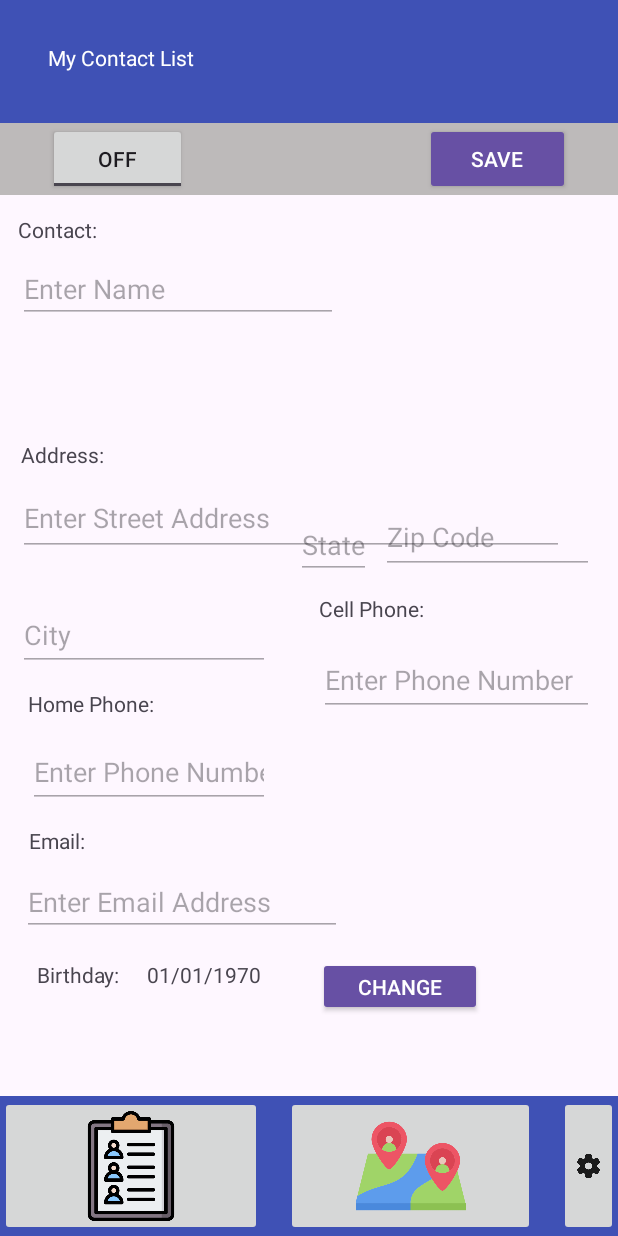
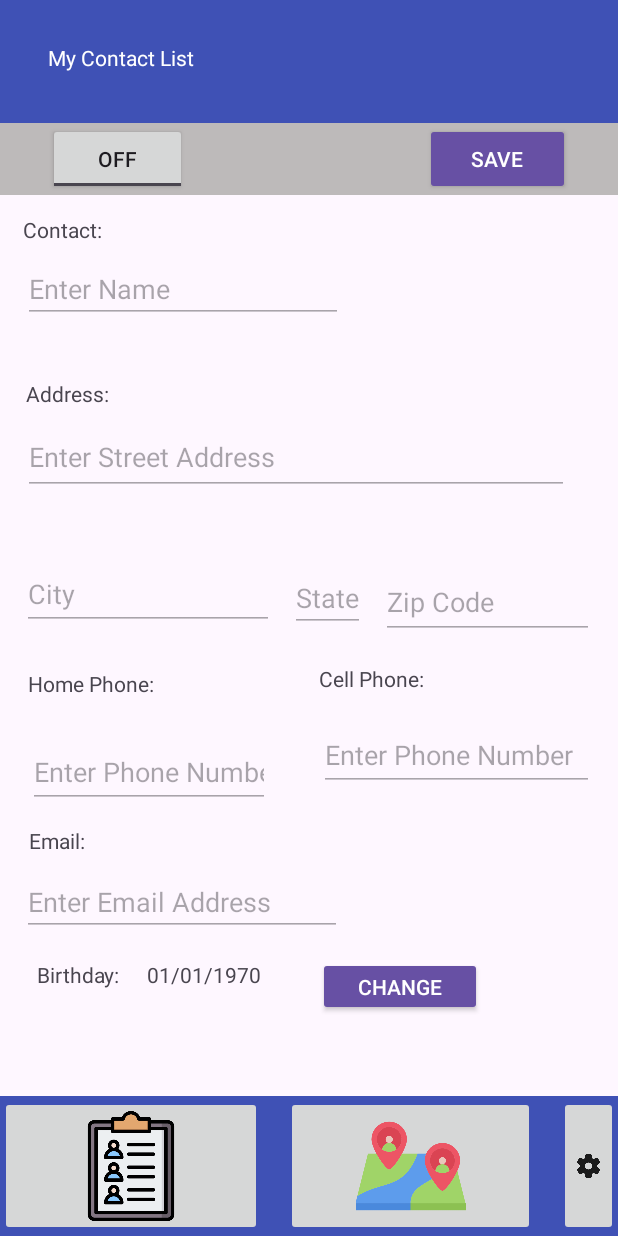
Before and after one commit to rockbeatspaper7/MOBILE-APP-CH-PROJECT, an Android app: the screen it shows after launch (MainActivity), on a phone screen of 412 x 824 dp. Run offline under Robolectric (Android 15) with nearby library versions, the light colour scheme and no system bars.

Commit message:
EVERYTHING WORKS (checked again) Also had to cleanup the layout

```diff
--- a/app/src/main/java/com/example/mycontactlist/ContactDataSource.java
+++ b/app/src/main/java/com/example/mycontactlist/ContactDataSource.java
@@ -78,7 +78,7 @@ public class ContactDataSource {
         return didSucceed;
     }
 
-    public int getLastContactID() {
+    public int getLastMarketID() {
         int lastId;
         try {
             String query = "Select MAX (_id) from contact";
--- a/app/src/main/java/com/example/mycontactlist/MainActivity.java
+++ b/app/src/main/java/com/example/mycontactlist/MainActivity.java
@@ -1,11 +1,6 @@
 package com.example.mycontactlist;
 
-import static java.util.TimeZone.getDefault;
-
-import android.app.DatePickerDialog;
 import android.content.Context;
-import android.preference.EditTextPreference;
-import android.telephony.PhoneNumberFormattingTextWatcher;
 import android.telephony.PhoneNumberUtils;
 import android.text.Editable;
 import android.text.TextWatcher;
@@ -241,7 +236,7 @@ public class MainActivity extends AppCompatActivity implements com.example.mycon
 
                     if (currentContact.getId() == -1) {
                         wasSuccessful = ds.insertContact(currentContact);
-                        int newId = ds.getLastContactID();
+                        int newId = ds.getLastMarketID();
                         currentContact.setId(newId);
                     }
                     else {
--- a/app/src/main/java/com/example/mycontactlist/SettingsActivity.java
+++ b/app/src/main/java/com/example/mycontactlist/SettingsActivity.java
@@ -28,6 +28,8 @@ public class SettingsActivity extends AppCompatActivity {
         initListButton();
         initMapButton();
         initSettingsButton();
+        initSettings();
+        initSortByClick();
     }
 
     protected void initListButton() {
--- a/app/src/main/res/layout/activity_main.xml
+++ b/app/src/main/res/layout/activity_main.xml
@@ -168,43 +168,41 @@
         android:ems="10"
         android:hint="Enter Street Address"
         android:inputType="textCapCharacters"
-        app:layout_constraintBottom_toTopOf="@+id/cityEdit"
-        app:layout_constraintEnd_toEndOf="@+id/zipcodeEdit"
-        app:layout_constraintHorizontal_bias="0.0"
-        app:layout_constraintStart_toStartOf="@+id/cityEdit"
-        app:layout_constraintTop_toBottomOf="@+id/contactEdit"
-        app:layout_constraintVertical_bias="0.781" />
+        app:layout_constraintBottom_toBottomOf="parent"
+        app:layout_constraintEnd_toEndOf="parent"
+        app:layout_constraintHorizontal_bias="0.319"
+        app:layout_constraintStart_toStartOf="parent"
+        app:layout_constraintTop_toTopOf="parent"
+        app:layout_constraintVertical_bias="0.362" />
 
     <EditText
         android:id="@+id/cityEdit"
         android:layout_width="168dp"
         android:layout_height="47dp"
-        android:layout_marginBottom="44dp"
         android:hint="City"
         android:inputType="textCapWords"
-        app:layout_constraintBottom_toTopOf="@+id/homePhoneEdit"
-        app:layout_constraintEnd_toEndOf="@+id/homePhoneEdit"
-        app:layout_constraintHorizontal_bias="1.0"
-        app:layout_constraintStart_toStartOf="@+id/homePhoneEdit"
-        app:layout_constraintTop_toBottomOf="@+id/contactEdit"
-        app:layout_constraintVertical_bias="1.0"
+        app:layout_constraintBottom_toBottomOf="parent"
+        app:layout_constraintEnd_toEndOf="parent"
+        app:layout_constraintHorizontal_bias="0.061"
+        app:layout_constraintStart_toStartOf="parent"
+        app:layout_constraintTop_toTopOf="parent"
+        app:layout_constraintVertical_bias="0.48"
         tools:ems="9" />
 
     <EditText
         android:id="@+id/zipcodeEdit"
         android:layout_width="142dp"
         android:layout_height="49dp"
-        android:layout_marginBottom="40dp"
         android:ems="5"
         android:hint="Zip Code"
         android:inputType="number"
         android:maxLength="5"
-        app:layout_constraintBottom_toTopOf="@+id/cellPhoneEdit"
-        app:layout_constraintEnd_toEndOf="@+id/cellPhoneEdit"
-        app:layout_constraintHorizontal_bias="1.0"
-        app:layout_constraintStart_toStartOf="@+id/cellPhoneEdit"
+        app:layout_constraintBottom_toBottomOf="parent"
+        app:layout_constraintEnd_toEndOf="parent"
+        app:layout_constraintHorizontal_bias="0.94"
+        app:layout_constraintStart_toStartOf="parent"
         app:layout_constraintTop_toTopOf="parent"
-        app:layout_constraintVertical_bias="0.979" />
+        app:layout_constraintVertical_bias="0.486" />
 
     <TextView
         android:id="@+id/homeText"
@@ -235,17 +233,16 @@
         android:id="@+id/cellPhoneEdit"
         android:layout_width="183dp"
         android:layout_height="47dp"
-        android:layout_marginTop="420dp"
         android:ems="8"
         android:hint="Enter Phone Number"
         android:inputType="text"
         android:maxLength="14"
-        app:layout_constraintBottom_toTopOf="@+id/emailEdit"
+        app:layout_constraintBottom_toBottomOf="parent"
         app:layout_constraintEnd_toEndOf="parent"
         app:layout_constraintHorizontal_bias="0.929"
         app:layout_constraintStart_toStartOf="parent"
         app:layout_constraintTop_toTopOf="parent"
-        app:layout_constraintVertical_bias="0.09" />
+        app:layout_constraintVertical_bias="0.618" />
 
     <TextView
         android:id="@+id/emailText"
@@ -290,17 +287,15 @@
         android:id="@+id/stateEdit"
         android:layout_width="50dp"
         android:layout_height="45dp"
-        android:layout_marginEnd="20dp"
-        android:layout_marginBottom="12dp"
         android:hint="State"
         android:inputType="textCapCharacters"
         android:maxLength="2"
-        app:layout_constraintBottom_toTopOf="@+id/cellPhoneText"
-        app:layout_constraintEnd_toEndOf="@+id/cellPhoneText"
-        app:layout_constraintHorizontal_bias="0.929"
+        app:layout_constraintBottom_toBottomOf="parent"
+        app:layout_constraintEnd_toEndOf="parent"
+        app:layout_constraintHorizontal_bias="0.534"
         app:layout_constraintStart_toStartOf="parent"
-        app:layout_constraintTop_toBottomOf="@+id/addressEdit"
-        app:layout_constraintVertical_bias="0.937"
+        app:layout_constraintTop_toTopOf="parent"
+        app:layout_constraintVertical_bias="0.483"
         tools:ems="2" />
 
     <Button
```
